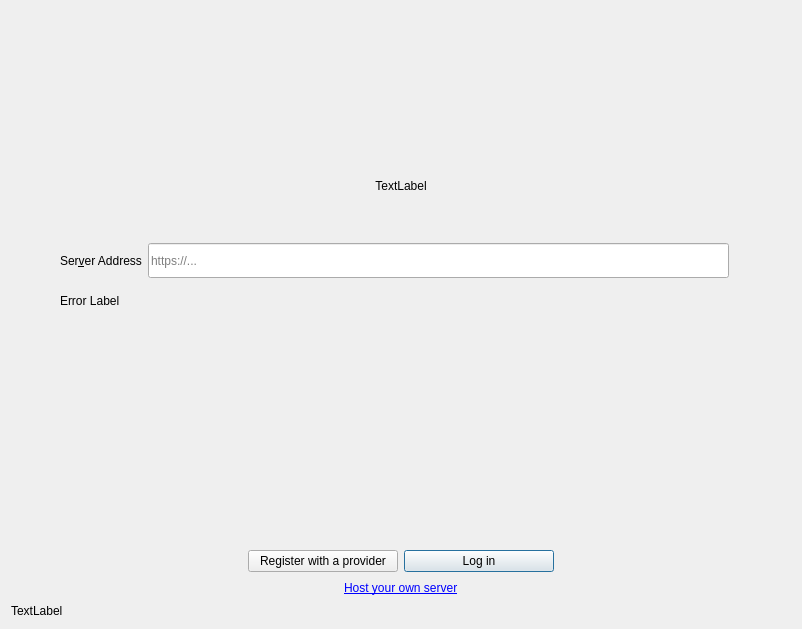
Qt form src/gui/wizard/owncloudsetupnocredspage.ui (nextcloud/desktop) before a commit.
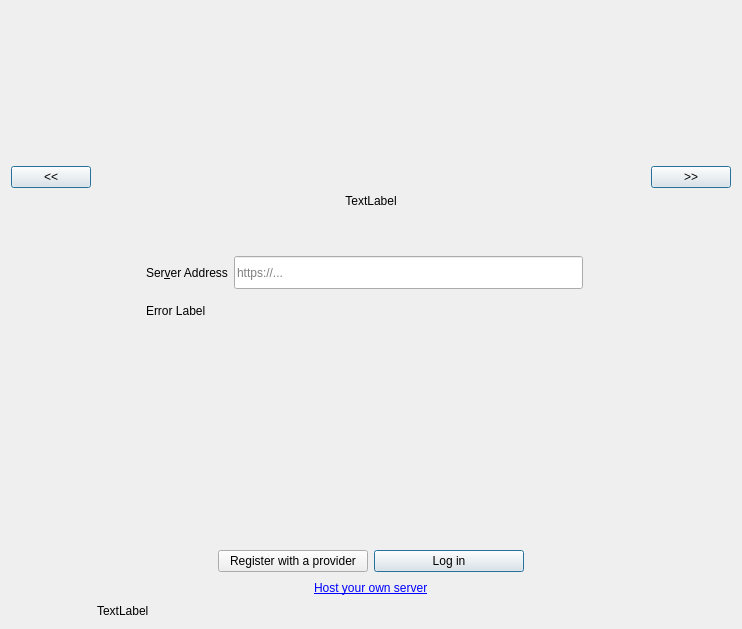
The same form after that commit. Custom widgets are drawn as their Qt base class.

Commit message: Added slideshow buttons

Diff of the .ui file:
```diff
--- a/src/gui/wizard/owncloudsetupnocredspage.ui
+++ b/src/gui/wizard/owncloudsetupnocredspage.ui
@@ -2,11 +2,14 @@
 <ui version="4.0">
  <class>OwncloudSetupPage</class>
  <widget class="QWidget" name="OwncloudSetupPage">
+  <property name="enabled">
+   <bool>true</bool>
+  </property>
   <property name="geometry">
    <rect>
     <x>0</x>
     <y>0</y>
-    <width>802</width>
+    <width>742</width>
     <height>629</height>
    </rect>
   </property>
@@ -19,95 +22,11 @@
   <property name="windowTitle">
    <string>Form</string>
   </property>
-  <property name="autoFillBackground">
-   <bool>false</bool>
-  </property>
   <property name="styleSheet">
    <string notr="true"/>
   </property>
   <layout class="QGridLayout" name="gridLayout">
-   <item row="16" column="0">
-    <widget class="QLabel" name="bottomLabel">
-     <property name="minimumSize">
-      <size>
-       <width>0</width>
-       <height>0</height>
-      </size>
-     </property>
-     <property name="text">
-      <string>TextLabel</string>
-     </property>
-     <property name="textFormat">
-      <enum>Qt::RichText</enum>
-     </property>
-    </widget>
-   </item>
-   <item row="14" column="0">
-    <layout class="QHBoxLayout" name="horizontalLayout_3">
-     <property name="bottomMargin">
-      <number>0</number>
-     </property>
-     <item>
-      <spacer name="horizontalSpacer_6">
-       <property name="orientation">
-        <enum>Qt::Horizontal</enum>
-       </property>
-       <property name="sizeHint" stdset="0">
-        <size>
-         <width>40</width>
-         <height>20</height>
-        </size>
-       </property>
-      </spacer>
-     </item>
-     <item>
-      <widget class="QLabel" name="installLink">
-       <property name="text">
-        <string>&lt;a href=&quot;https://docs.nextcloud.com/server/15/admin_manual/installation/index.html#installation&quot;&gt;&lt;span style=&quot; text-decoration: underline; color:#0000ff;&quot;&gt;Host your own server&lt;/span&gt;&lt;/a&gt;</string>
-       </property>
-       <property name="openExternalLinks">
-        <bool>true</bool>
-       </property>
-      </widget>
-     </item>
-     <item>
-      <spacer name="horizontalSpacer_5">
-       <property name="orientation">
-        <enum>Qt::Horizontal</enum>
-       </property>
-       <property name="sizeHint" stdset="0">
-        <size>
-         <width>40</width>
-         <height>20</height>
-        </size>
-       </property>
-      </spacer>
-     </item>
-    </layout>
-   </item>
-   <item row="3" column="0">
-    <widget class="QLabel" name="topLabel">
-     <property name="sizePolicy">
-      <sizepolicy hsizetype="Preferred" vsizetype="Fixed">
-       <horstretch>0</horstretch>
-       <verstretch>0</verstretch>
-      </sizepolicy>
-     </property>
-     <property name="text">
-      <string>TextLabel</string>
-     </property>
-     <property name="textFormat">
-      <enum>Qt::RichText</enum>
-     </property>
-     <property name="alignment">
-      <set>Qt::AlignCenter</set>
-     </property>
-     <property name="wordWrap">
-      <bool>true</bool>
-     </property>
-    </widget>
-   </item>
-   <item row="11" column="0" rowspan="2">
+   <item row="12" column="3" rowspan="2">
     <layout class="QHBoxLayout" name="buttons" stretch="0,0,0,0">
      <property name="spacing">
       <number>6</number>
@@ -190,8 +109,24 @@
      </item>
     </layout>
    </item>
-   <item row="6" column="0">
-    <spacer name="verticalSpacer_4">
+   <item row="17" column="3">
+    <widget class="QLabel" name="bottomLabel">
+     <property name="minimumSize">
+      <size>
+       <width>0</width>
+       <height>0</height>
+      </size>
+     </property>
+     <property name="text">
+      <string>TextLabel</string>
+     </property>
+     <property name="textFormat">
+      <enum>Qt::RichText</enum>
+     </property>
+    </widget>
+   </item>
+   <item row="1" column="3">
+    <spacer name="verticalSpacer_5">
      <property name="orientation">
       <enum>Qt::Vertical</enum>
      </property>
@@ -206,8 +141,51 @@
      </property>
     </spacer>
    </item>
-   <item row="2" column="0">
-    <widget class="OCC::SlideShow" name="slideShow">
+   <item row="15" column="3">
+    <layout class="QHBoxLayout" name="horizontalLayout_3">
+     <property name="bottomMargin">
+      <number>0</number>
+     </property>
+     <item>
+      <spacer name="horizontalSpacer_6">
+       <property name="orientation">
+        <enum>Qt::Horizontal</enum>
+       </property>
+       <property name="sizeHint" stdset="0">
+        <size>
+         <width>40</width>
+         <height>20</height>
+        </size>
+       </property>
+      </spacer>
+     </item>
+     <item>
+      <widget class="QLabel" name="installLink">
+       <property name="text">
+        <string>&lt;a href=&quot;https://docs.nextcloud.com/server/15/admin_manual/installation/index.html#installation&quot;&gt;&lt;span style=&quot; text-decoration: underline; color:#0000ff;&quot;&gt;Host your own server&lt;/span&gt;&lt;/a&gt;</string>
+       </property>
+       <property name="openExternalLinks">
+        <bool>true</bool>
+       </property>
+      </widget>
+     </item>
+     <item>
+      <spacer name="horizontalSpacer_5">
+       <property name="orientation">
+        <enum>Qt::Horizontal</enum>
+       </property>
+       <property name="sizeHint" stdset="0">
+        <size>
+         <width>40</width>
+         <height>20</height>
+        </size>
+       </property>
+      </spacer>
+     </item>
+    </layout>
+   </item>
+   <item row="2" column="3">
+    <widget class="OCC::SlideShow" name="slideShow" native="true">
      <property name="font">
       <font>
        <pointsize>12</pointsize>
@@ -217,7 +195,32 @@
      </property>
     </widget>
    </item>
-   <item row="4" column="0">
+   <item row="3" column="3">
+    <widget class="QLabel" name="topLabel">
+     <property name="sizePolicy">
+      <sizepolicy hsizetype="Preferred" vsizetype="Fixed">
+       <horstretch>0</horstretch>
+       <verstretch>0</verstretch>
+      </sizepolicy>
+     </property>
+     <property name="layoutDirection">
+      <enum>Qt::RightToLeft</enum>
+     </property>
+     <property name="text">
+      <string>TextLabel</string>
+     </property>
+     <property name="textFormat">
+      <enum>Qt::RichText</enum>
+     </property>
+     <property name="alignment">
+      <set>Qt::AlignCenter</set>
+     </property>
+     <property name="wordWrap">
+      <bool>true</bool>
+     </property>
+    </widget>
+   </item>
+   <item row="8" column="3">
     <widget class="QWidget" name="login" native="true">
      <property name="sizePolicy">
       <sizepolicy hsizetype="Minimum" vsizetype="Expanding">
@@ -385,8 +388,8 @@
      </layout>
     </widget>
    </item>
-   <item row="0" column="0">
-    <spacer name="verticalSpacer_5">
+   <item row="10" column="3">
+    <spacer name="verticalSpacer_4">
      <property name="orientation">
       <enum>Qt::Vertical</enum>
      </property>
@@ -401,6 +404,92 @@
      </property>
     </spacer>
    </item>
+   <item row="2" column="4">
+    <widget class="QPushButton" name="slideshownextButton">
+     <property name="enabled">
+      <bool>true</bool>
+     </property>
+     <property name="sizePolicy">
+      <sizepolicy hsizetype="Fixed" vsizetype="Fixed">
+       <horstretch>0</horstretch>
+       <verstretch>0</verstretch>
+      </sizepolicy>
+     </property>
+     <property name="mouseTracking">
+      <bool>false</bool>
+     </property>
+     <property name="tabletTracking">
+      <bool>false</bool>
+     </property>
+     <property name="layoutDirection">
+      <enum>Qt::RightToLeft</enum>
+     </property>
+     <property name="autoFillBackground">
+      <bool>false</bool>
+     </property>
+     <property name="text">
+      <string>&gt;&gt;</string>
+     </property>
+     <property name="checkable">
+      <bool>false</bool>
+     </property>
+     <property name="autoRepeat">
+      <bool>false</bool>
+     </property>
+     <property name="autoDefault">
+      <bool>false</bool>
+     </property>
+     <property name="default">
+      <bool>true</bool>
+     </property>
+     <property name="flat">
+      <bool>false</bool>
+     </property>
+    </widget>
+   </item>
+   <item row="2" column="0">
+    <widget class="QPushButton" name="slideshowpreviousButton">
+     <property name="enabled">
+      <bool>true</bool>
+     </property>
+     <property name="sizePolicy">
+      <sizepolicy hsizetype="Fixed" vsizetype="Fixed">
+       <horstretch>0</horstretch>
+       <verstretch>0</verstretch>
+      </sizepolicy>
+     </property>
+     <property name="minimumSize">
+      <size>
+       <width>70</width>
+       <height>0</height>
+      </size>
+     </property>
+     <property name="mouseTracking">
+      <bool>false</bool>
+     </property>
+     <property name="autoFillBackground">
+      <bool>false</bool>
+     </property>
+     <property name="text">
+      <string>&lt;&lt;</string>
+     </property>
+     <property name="checkable">
+      <bool>false</bool>
+     </property>
+     <property name="autoExclusive">
+      <bool>false</bool>
+     </property>
+     <property name="autoDefault">
+      <bool>false</bool>
+     </property>
+     <property name="default">
+      <bool>true</bool>
+     </property>
+     <property name="flat">
+      <bool>false</bool>
+     </property>
+    </widget>
+   </item>
   </layout>
  </widget>
  <customwidgets>
```
Left out of the diff: 16 changed lines with no effect on the pictures. The commit also changes 4 other files.
